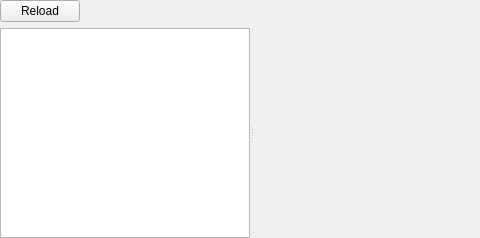
Qt form MACH/machwidget.ui (horsicq/FormatWidgets) before a commit; both pictures show x 0 to 480 and y 0 to 238 of the 748 by 238 pixel window.
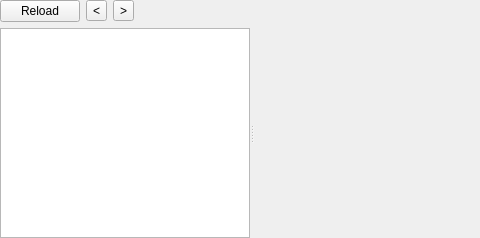
The same form after that commit. Custom widgets are drawn as their Qt base class.

The edit to the form file:
```diff
--- a/MACH/machwidget.ui
+++ b/MACH/machwidget.ui
@@ -38,6 +38,20 @@
        </property>
       </widget>
      </item>
+     <item>
+      <widget class="QToolButton" name="toolButtonPrev">
+       <property name="text">
+        <string notr="true">&lt;</string>
+       </property>
+      </widget>
+     </item>
+     <item>
+      <widget class="QToolButton" name="toolButtonNext">
+       <property name="text">
+        <string notr="true">&gt;</string>
+       </property>
+      </widget>
+     </item>
      <item>
       <spacer name="horizontalSpacer">
        <property name="orientation">
```
